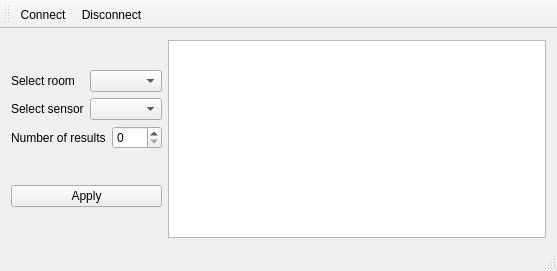
Before: the Qt Designer form Software/Qt/mainwindow.ui in albert828/Bazy-Danych, drawn with Qt 5.
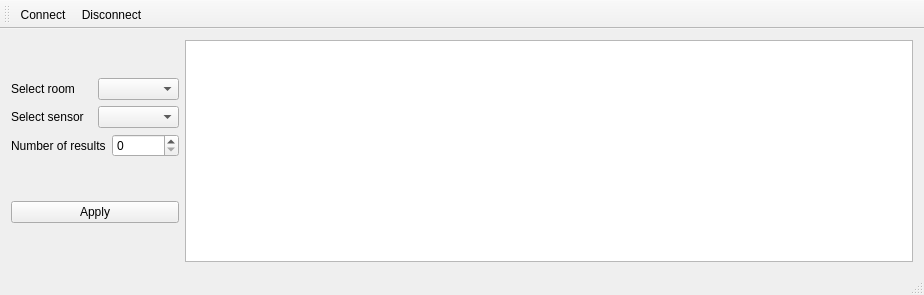
After: the same form once the commit is applied.

The edit to the form file:
```diff
--- a/Software/Qt/mainwindow.ui
+++ b/Software/Qt/mainwindow.ui
@@ -6,8 +6,8 @@
    <rect>
     <x>0</x>
     <y>0</y>
-    <width>557</width>
-    <height>271</height>
+    <width>924</width>
+    <height>295</height>
    </rect>
   </property>
   <property name="windowTitle">
@@ -43,7 +43,17 @@
            </widget>
           </item>
           <item>
-           <widget class="QComboBox" name="comboBox_2"/>
+           <widget class="QComboBox" name="comboBox_2">
+            <property name="sizePolicy">
+             <sizepolicy hsizetype="Minimum" vsizetype="Fixed">
+              <horstretch>0</horstretch>
+              <verstretch>0</verstretch>
+             </sizepolicy>
+            </property>
+            <property name="sizeAdjustPolicy">
+             <enum>QComboBox::AdjustToContents</enum>
+            </property>
+           </widget>
           </item>
          </layout>
         </item>
@@ -57,7 +67,17 @@
            </widget>
           </item>
           <item>
-           <widget class="QSpinBox" name="spinBox"/>
+           <widget class="QSpinBox" name="spinBox">
+            <property name="minimum">
+             <number>0</number>
+            </property>
+            <property name="maximum">
+             <number>99999999</number>
+            </property>
+            <property name="stepType">
+             <enum>QAbstractSpinBox::DefaultStepType</enum>
+            </property>
+           </widget>
           </item>
          </layout>
         </item>
```
Left out of the diff: 2 changed lines with no effect on the pictures.
